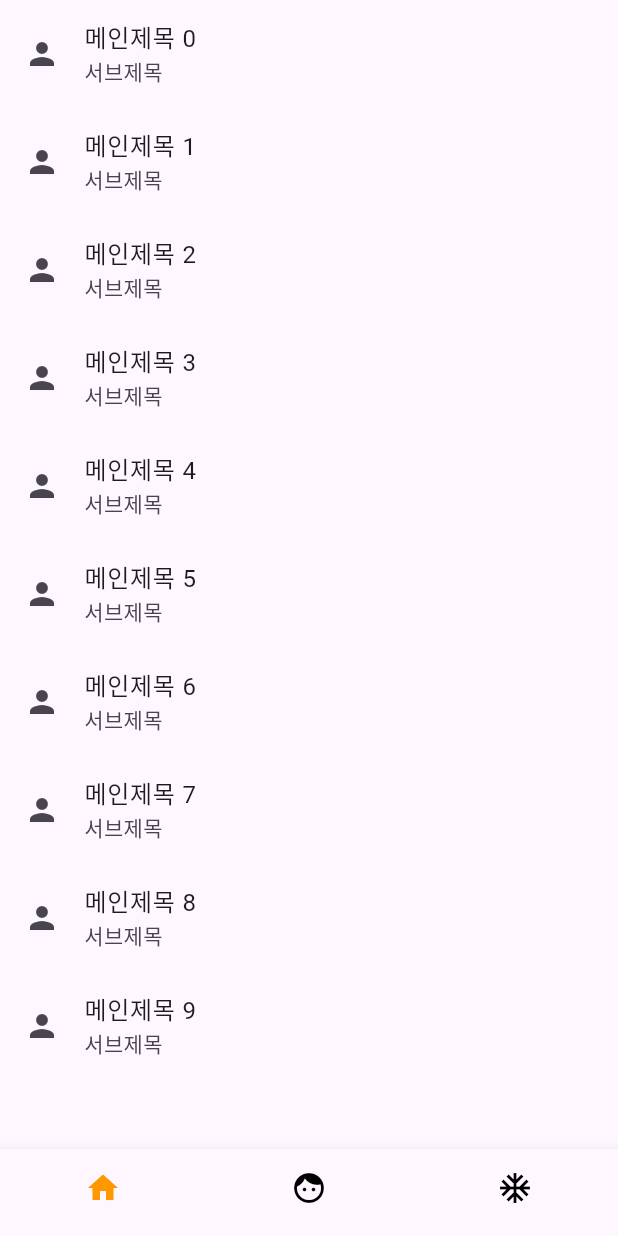
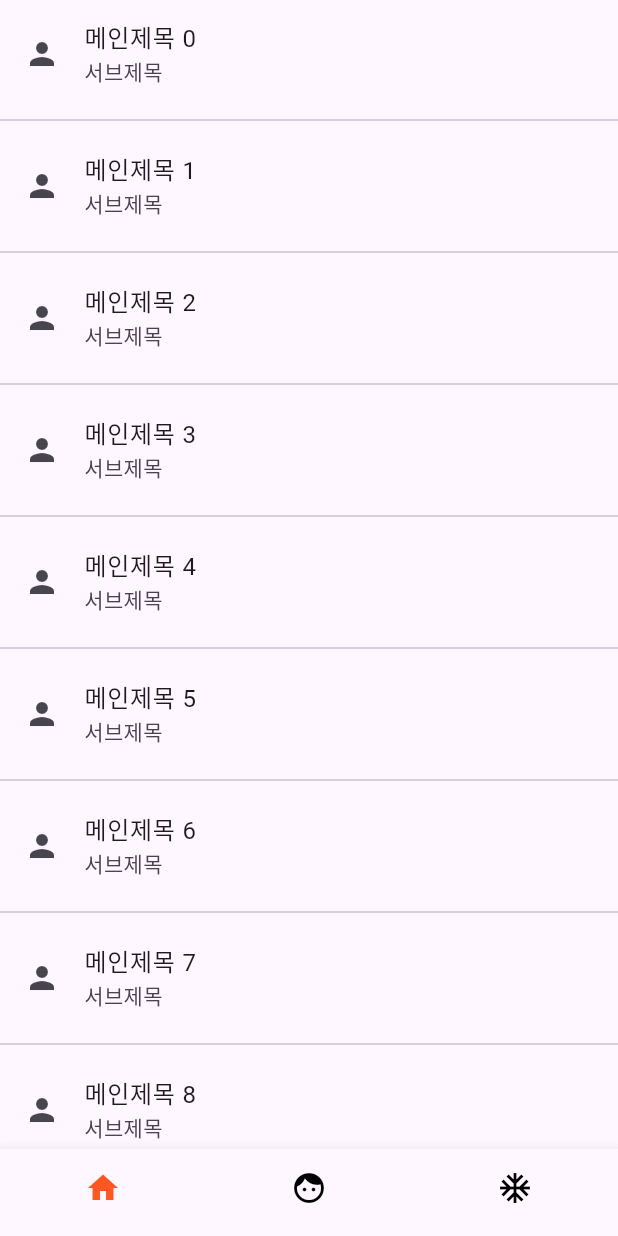
Before and after one commit to LifeIsOne/Flutter-bottomApp, a Flutter app: the screen it shows after launch, on a phone screen of 412 x 824 dp. Run offline on Flutter 3.47's test engine with Material 3 defaults, Android fonts, the phone set to English and light mode, and no system bars.

```diff
--- a/lib/ui/holder/first/first_page.dart
+++ b/lib/ui/holder/first/first_page.dart
@@ -7,8 +7,7 @@ class FirstPage extends StatelessWidget {
 
   @override
   Widget build(BuildContext context) {
-    return ListView.builder(
-      itemCount: 10,
+    return ListView.separated(
         itemBuilder: (context, index) {
           return ListTile(
             title: Text("메인제목 ${index}"),
@@ -16,6 +15,7 @@ class FirstPage extends StatelessWidget {
             leading: Icon(Icons.person),
           );
         },
-    );
+        separatorBuilder: (context, index) => Divider(),
+        itemCount: 10);
   }
 }
--- a/lib/ui/holder/main_holder.dart
+++ b/lib/ui/holder/main_holder.dart
@@ -1,13 +1,9 @@
-import 'package:bottom_app/ui/holder/second/second_page.dart';
+import 'package:bottom_app/ui/holder/first/first_page.dart';
 import 'package:bottom_app/ui/holder/third/third_page.dart';
 import 'package:flutter/material.dart';
 
-import 'first/first_page.dart';
-
 class MainHolder extends StatefulWidget {
-  const MainHolder({
-    super.key,
-  });
+  const MainHolder({super.key});
 
   @override
   State<MainHolder> createState() => _MainHolderState();
@@ -31,15 +27,15 @@ class _MainHolderState extends State<MainHolder> {
       bottomNavigationBar: BottomNavigationBar(
         showSelectedLabels: false,
         showUnselectedLabels: false,
-        selectedItemColor: Colors.orange,
+        selectedItemColor: Colors.deepOrange,
         unselectedItemColor: Colors.black,
         currentIndex: _index,
-        // 선택된 아이콘 색상표시
+        // 선택된 아이콘에 색상 보여주기
         items: [
-          // item의 갯수는 최소 2개, 최대 5개
-          BottomNavigationBarItem(icon: Icon(Icons.home), label: "1"),
-          BottomNavigationBarItem(icon: Icon(Icons.face), label: "2"),
-          BottomNavigationBarItem(icon: Icon(Icons.ac_unit), label: "3"),
+          // item 개수는 5개가 최대값, 2 최소값
+          BottomNavigationBarItem(icon: Icon(Icons.home), label: "홈"),
+          BottomNavigationBarItem(icon: Icon(Icons.face), label: "사진"),
+          BottomNavigationBarItem(icon: Icon(Icons.ac_unit), label: "개인정보"),
         ],
         onTap: (i) {
           print("클릭됨 ${i}");
@@ -50,3 +46,14 @@ class _MainHolderState extends State<MainHolder> {
     );
   }
 }
+
+class ThirdPage extends StatelessWidget {
+  const ThirdPage({
+    super.key,
+  });
+
+  @override
+  Widget build(BuildContext context) {
+    return Center(child: Text("Third Page"));
+  }
+}
```
Also changed, not shown: lib/ui/holder/third/third_page.dart (+12 -1 lines). Lines whose indentation alone changed are shown as unchanged.
